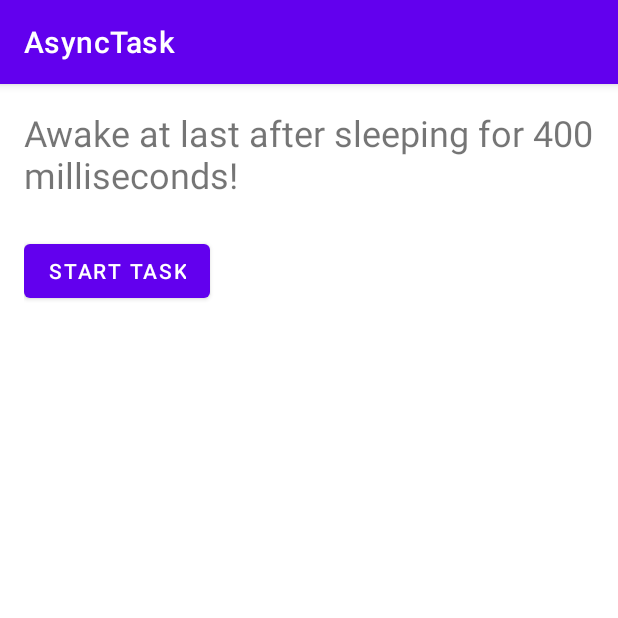
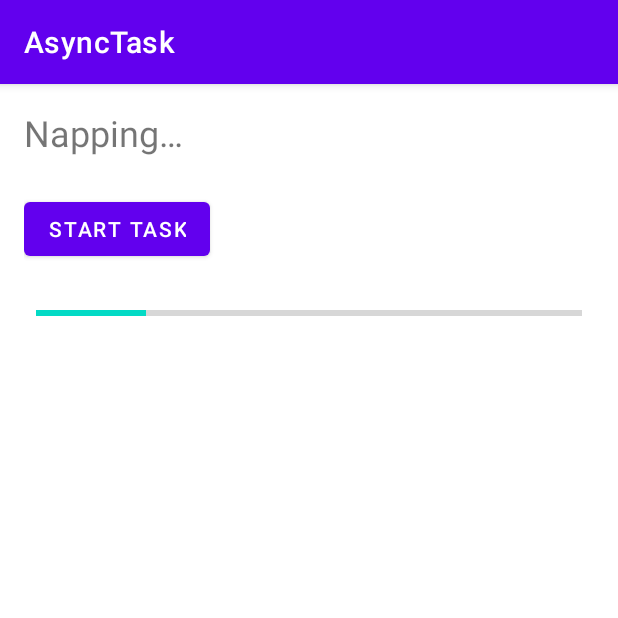
Before and after one commit to JesusMoises/AsyncTask, an Android app: the screen it shows after launch (MainActivity), after a tap on "START TASK", on a phone screen of 412 x 824 dp, the top half of it. Run offline under Robolectric (Android 15) with nearby library versions, the phone set to English and light mode, and no system bars.

Commit message:
AsyncTaks & Homework

```diff
--- a/app/src/main/java/com/example/asynctask/MainActivity.java
+++ b/app/src/main/java/com/example/asynctask/MainActivity.java
@@ -4,14 +4,15 @@ import androidx.appcompat.app.AppCompatActivity;
 
 import android.os.Bundle;
 import android.view.View;
+import android.widget.ProgressBar;
 import android.widget.TextView;
 
 public class MainActivity extends AppCompatActivity {
     // Key for saving the state of the TextView
     private static final String TEXT_STATE = "currentText";
-
     // The TextView where we will show results
     private TextView mTextView;
+    private ProgressBar mProgressBar;
 
     @Override
     protected void onCreate(Bundle savedInstanceState) {
@@ -19,6 +20,7 @@ public class MainActivity extends AppCompatActivity {
         setContentView(R.layout.activity_main);
 
         mTextView = findViewById(R.id.textView1);
+        mProgressBar = findViewById(R.id.progressBar);
 
         // Restore TextView if there is a savedInstanceState bundle.
         if (savedInstanceState != null) {
@@ -36,7 +38,7 @@ public class MainActivity extends AppCompatActivity {
 
         // Start the AsyncTask.
         // The AsyncTask has a callback that will update the text view.
-        new SimpleAsyncTask(mTextView).execute();
+        new SimpleAsyncTask(mTextView, mProgressBar).execute();
     }//fin del método startTask
 
     @Override
--- a/app/src/main/java/com/example/asynctask/SimpleAsyncTask.java
+++ b/app/src/main/java/com/example/asynctask/SimpleAsyncTask.java
@@ -1,46 +1,58 @@
 package com.example.asynctask;
 
 import android.os.AsyncTask;
+import android.widget.ProgressBar;
 import android.widget.TextView;
 
 import java.lang.ref.WeakReference;
 import java.util.Random;
 
-public class SimpleAsyncTask extends AsyncTask<Void,Void, String> {
+public class SimpleAsyncTask extends AsyncTask<Void, Integer, String> {
 
     private WeakReference<TextView> mTextView;
+    private WeakReference<ProgressBar> mProgressBar;
+    private static final int fragmentoProgress = 5;
 
     /**
      * Constructor
      * @param tv
+     * @param  bar
      */
-    SimpleAsyncTask(TextView tv) {
+    SimpleAsyncTask (TextView tv, ProgressBar bar){
         mTextView = new WeakReference<>(tv);
+        mProgressBar = new WeakReference<>(bar);
     }//fin del constructor
 
     @Override
     protected String doInBackground(Void... voids) {
-        // Generate a random number between 0 and 10.
-        Random r = new Random();
-        int n = r.nextInt(11);
+        Random random = new Random();
+        int number = random.nextInt(11);
+        int milli = number * 400;
+        int chunkSize = milli / fragmentoProgress;
 
-        // Make the task take long enough that we have
-        // time to rotate the phone while it is running.
-        int s = n * 200;
-
-        // Sleep for the random amount of time.
-        try {
-            Thread.sleep(s);
-        } catch (InterruptedException e) {
-            e.printStackTrace();
+        for (int i = 0; i <fragmentoProgress; i++){
+            try {
+                Thread.sleep(chunkSize);
+            }
+            catch (InterruptedException e){
+                e.printStackTrace();
+            }
+            publishProgress(((i + 1) * 100) / fragmentoProgress);
         }
 
-        // Return a String result.
-        return "Awake at last after sleeping for " + s + " milliseconds!";
+        return "Awake after sleeping for " + milli + " milliseconds";
     }//fin del método doInBackground
 
+    /**
+     * Método onPostExecute
+     * @param result
+     */
     protected void onPostExecute(String result) {
         mTextView.get().setText(result);
+    }//fin del método onPostExecute
+
+    @Override
+    protected void onProgressUpdate(Integer... values) {
+        mProgressBar.get().setProgress(values[0]);
     }
-
 }//fin de la clase SimpleAsyncTask
--- a/app/src/main/res/layout/activity_main.xml
+++ b/app/src/main/res/layout/activity_main.xml
@@ -26,4 +26,16 @@
         app:layout_constraintStart_toStartOf="parent"
         app:layout_constraintTop_toBottomOf="@+id/textView1"/>
 
+    <ProgressBar
+        android:id="@+id/progressBar"
+        style="?android:attr/progressBarStyleHorizontal"
+        android:layout_width="0dp"
+        android:layout_height="wrap_content"
+        android:layout_marginStart="8dp"
+        android:layout_marginTop="24dp"
+        android:layout_marginEnd="8dp"
+        app:layout_constraintEnd_toEndOf="parent"
+        app:layout_constraintStart_toStartOf="parent"
+        app:layout_constraintTop_toBottomOf="@+id/button" />
+
 </androidx.constraintlayout.widget.ConstraintLayout>
```
